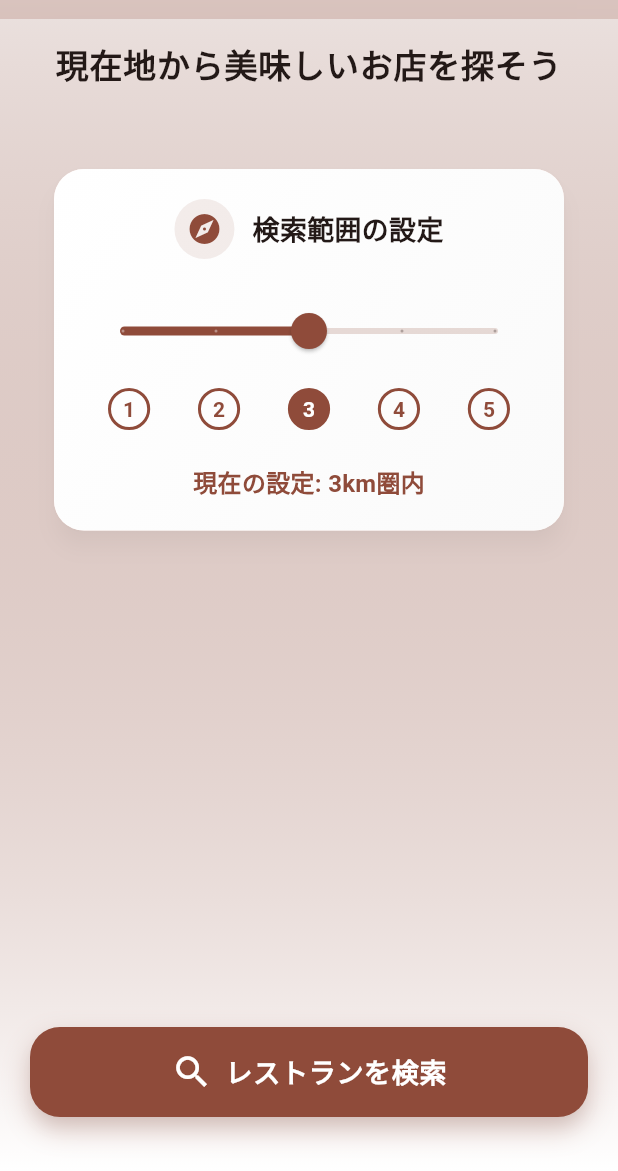
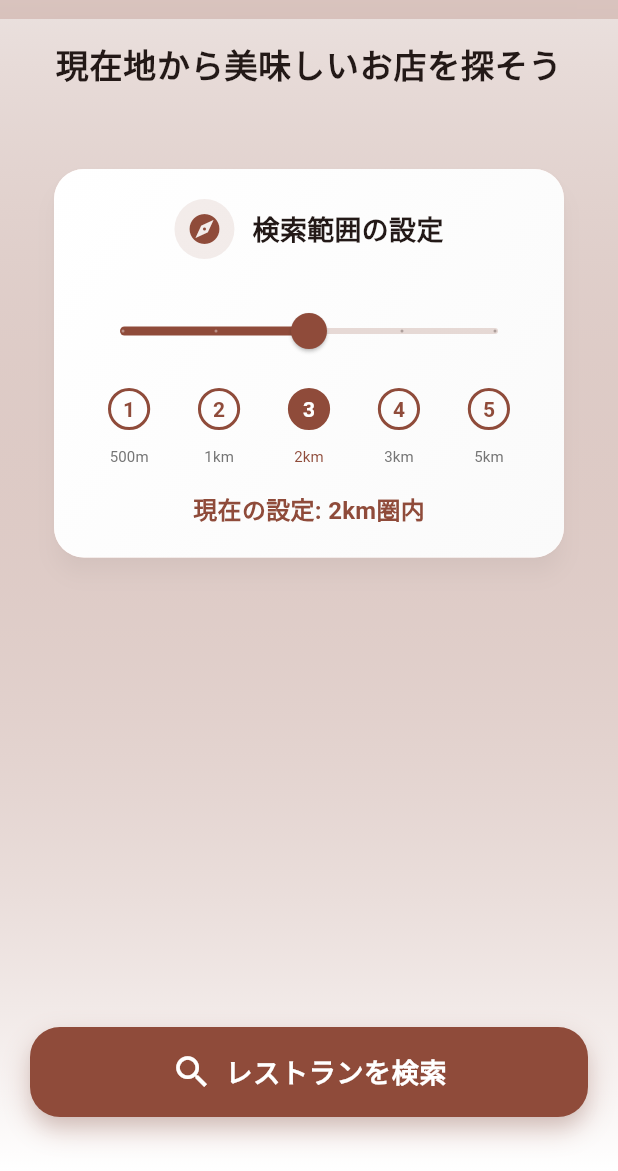
Before and after one commit to Mishimaxx/fenrir_restaurant_search, a Flutter app: the screen it shows after launch, on a phone screen of 412 x 824 dp, the part 65-1236 px from its top. Run offline on Flutter 3.47's test engine with Material 3 defaults, Android fonts, the light colour scheme and no system bars; our stand-ins replace cached_network_image, dio, geolocator, google_maps_flutter.

Commit message:
すべての変更をコミット

```diff
--- a/lib/screens/search_screen.dart
+++ b/lib/screens/search_screen.dart
@@ -91,10 +91,20 @@ class _SearchScreenState extends State<SearchScreen>
       return;
     }
 
+    final Map<int, int> radiusMap = {
+      1: 500,
+      2: 1000,
+      3: 2000,
+      4: 3000,
+      5: 5000,
+    };
+
+    final searchRadius = radiusMap[_radius.toInt()] ?? 2000;
+
     context.read<RestaurantProvider>().searchRestaurants(
       latitude: _currentPosition!.latitude,
       longitude: _currentPosition!.longitude,
-      radius: (_radius * 1000).round(), // メートル単位に変換
+      radius: searchRadius,
     );
 
     Navigator.pushNamed(context, '/results');
@@ -153,12 +163,10 @@ class _SearchScreenState extends State<SearchScreen>
                     ),
                     const SizedBox(height: 24),
 
-                    // 位置情報表示カード
                     if (_currentPosition != null) _buildLocationCard(),
 
                     const SizedBox(height: 24),
 
-                    // 検索半径設定カード
                     _buildRadiusCard(theme, textTheme),
 
                     const Spacer(),
@@ -230,6 +238,16 @@ class _SearchScreenState extends State<SearchScreen>
   }
 
   Widget _buildRadiusCard(ThemeData theme, TextTheme textTheme) {
+    final Map<int, String> rangeDescriptionMap = {
+      1: '500m圏内',
+      2: '1km圏内',
+      3: '2km圏内',
+      4: '3km圏内',
+      5: '5km圏内',
+    };
+
+    final rangeDescription = rangeDescriptionMap[_radius.toInt()] ?? '2km圏内';
+
     return Card(
       elevation: 6,
       shadowColor: Colors.black.withOpacity(0.2),
@@ -279,7 +297,7 @@ class _SearchScreenState extends State<SearchScreen>
                 min: 1,
                 max: 5,
                 divisions: 4,
-                label: '${_radius.toInt()}km',
+                label: _radius.toInt().toString(),
                 onChanged: (value) {
                   setState(() => _radius = value);
                 },
@@ -293,18 +311,18 @@ class _SearchScreenState extends State<SearchScreen>
               child: Row(
                 mainAxisAlignment: MainAxisAlignment.spaceBetween,
                 children: [
-                  _buildRadiusBadge(1, theme),
-                  _buildRadiusBadge(2, theme),
-                  _buildRadiusBadge(3, theme),
-                  _buildRadiusBadge(4, theme),
-                  _buildRadiusBadge(5, theme),
+                  _buildRadiusBadge(1, theme, '500m'),
+                  _buildRadiusBadge(2, theme, '1km'),
+                  _buildRadiusBadge(3, theme, '2km'),
+                  _buildRadiusBadge(4, theme, '3km'),
+                  _buildRadiusBadge(5, theme, '5km'),
                 ],
               ),
             ),
 
             const SizedBox(height: 16),
             Text(
-              '現在の設定: ${_radius.toInt()}km圏内',
+              '現在の設定: $rangeDescription',
               style: textTheme.bodyLarge?.copyWith(
                 fontWeight: FontWeight.w600,
                 color: theme.colorScheme.primary,
@@ -316,10 +334,12 @@ class _SearchScreenState extends State<SearchScreen>
     );
   }
 
-  Widget _buildRadiusBadge(int value, ThemeData theme) {
+  Widget _buildRadiusBadge(int value, ThemeData theme, String label) {
     final isSelected = _radius.toInt() == value;
 
-    return AnimatedContainer(
+    return Column(
+      children: [
+        AnimatedContainer(
           duration: const Duration(milliseconds: 200),
           padding: const EdgeInsets.all(8),
           decoration: BoxDecoration(
@@ -328,12 +348,22 @@ class _SearchScreenState extends State<SearchScreen>
             border: Border.all(color: theme.colorScheme.primary, width: 2),
           ),
           child: Text(
-        '$value',
+            value.toString(),
             style: TextStyle(
               color: isSelected ? Colors.white : theme.colorScheme.primary,
               fontWeight: FontWeight.bold,
             ),
           ),
+        ),
+        const SizedBox(height: 4),
+        Text(
+          label,
+          style: TextStyle(
+            fontSize: 10,
+            color: isSelected ? theme.colorScheme.primary : Colors.grey[600],
+          ),
+        ),
+      ],
     );
   }
 
--- a/pubspec.yaml
+++ b/pubspec.yaml
@@ -36,13 +36,14 @@ dependencies:
   cupertino_icons: ^1.0.8
   http: ^1.2.0
   geolocator: ^10.1.0
-  google_maps_flutter: ^2.5.3
+  google_maps_flutter: ^2.12.1
   provider: ^6.1.1
   cached_network_image: ^3.3.1
   intl: ^0.19.0
   xml: ^6.5.0
   dio: ^5.8.0+1
   google_fonts: ^6.2.1
+  url_launcher: ^6.3.1
 
 dev_dependencies:
   flutter_test:
```
Also changed, not shown: lib/providers/restaurant_provider.dart (+22 -37 lines), lib/screens/detail_screen.dart (+120 -81 lines), pubspec.lock, 9 other files. Lines whose indentation alone changed are shown as unchanged.
